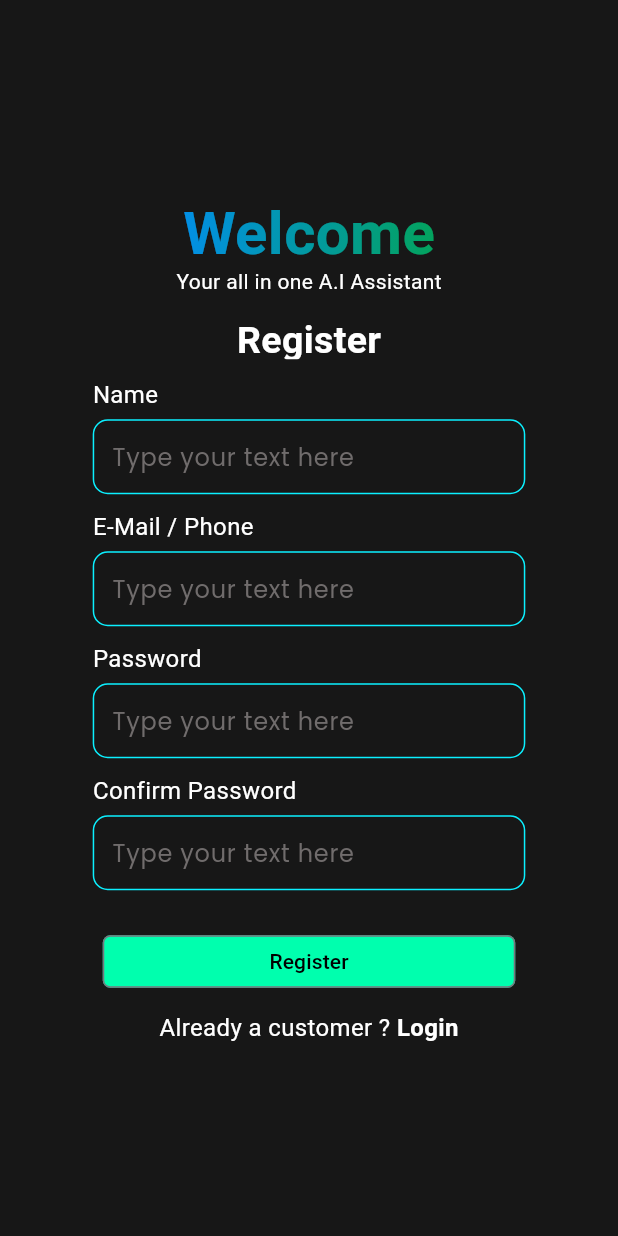
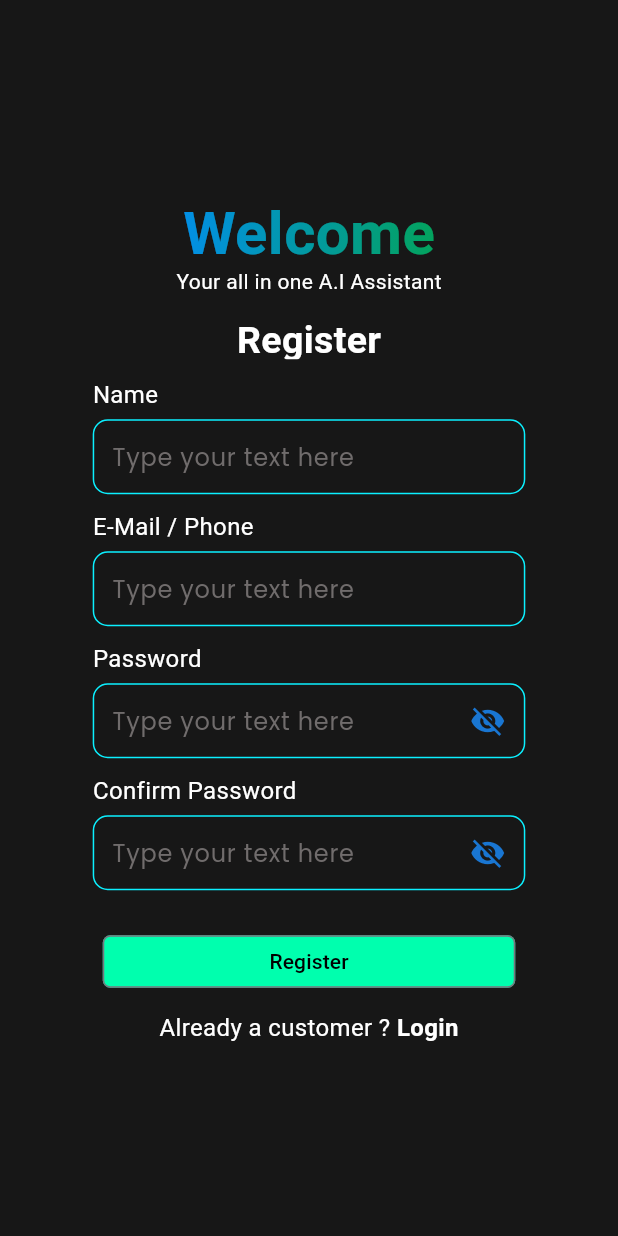
Before and after one commit to shivam1raj5/AI_Based_Assignment_Application_Flutter, a Flutter app: the screen it shows after launch, after a tap on "Get Started", after a tap on "Signup", on a phone screen of 412 x 824 dp. Run offline on Flutter 3.47's test engine with Material 2 defaults, Android fonts, the phone set to English and light mode, and no system bars; our stand-ins replace animated_text_kit, firebase_auth, firebase_core, flutter_markdown, font_awesome_flutter; missing offline and left inert: dart_openai; accounts and stored records are empty.

Commit message:
Password hide feature added

```diff
--- a/lib/signin.dart
+++ b/lib/signin.dart
@@ -16,6 +16,7 @@ class Signin extends StatefulWidget {
 class _SigninState extends State<Signin> {
   TextEditingController emailController = TextEditingController();
   TextEditingController passwordController = TextEditingController();
+  bool _passwordVisible = false;
 
   @override
   Widget build(BuildContext context) {
@@ -73,7 +74,7 @@ class _SigninState extends State<Signin> {
                       ),
                     ),
                   ),
-                  buildTextField(
+                  buildTextField1(
                       "E-Mail / Phone", screenWidth, emailController),
                   buildTextField2("Password", screenWidth, passwordController),
                   Row(
@@ -105,7 +106,7 @@ class _SigninState extends State<Signin> {
     );
   }
 
-  Widget buildTextField(
+  Widget buildTextField1(
       String label, double screenWidth, TextEditingController controller) {
     return Column(
       crossAxisAlignment: CrossAxisAlignment.start,
@@ -175,21 +176,31 @@ class _SigninState extends State<Signin> {
             ),
             borderRadius: BorderRadius.circular(10.0),
           ),
-          child: TextField(
+          child: TextFormField(
             controller: controller,
+            keyboardType: TextInputType.text,
+            obscureText: !_passwordVisible,
             onChanged: (value) {
               setState(() {});
             },
-            maxLines: null,
-            expands: true,
-            keyboardType: TextInputType.multiline,
-            decoration: const InputDecoration(
+            decoration: InputDecoration(
               hintText: 'Type your text here',
-              hintStyle: TextStyle(
+              hintStyle: const TextStyle(
                 color: Color.fromRGBO(112, 108, 108, 39),
                 fontFamily: 'Poppins',
               ),
-              contentPadding: EdgeInsets.all(12.0),
+              suffixIcon: IconButton(
+                icon: Icon(
+                  _passwordVisible ? Icons.visibility : Icons.visibility_off,
+                  color: Theme.of(context).primaryColorDark,
+                ),
+                onPressed: () {
+                  setState(() {
+                    _passwordVisible = !_passwordVisible;
+                  });
+                },
+              ),
+              contentPadding: const EdgeInsets.all(12.0),
               enabledBorder: InputBorder.none,
               focusedBorder: InputBorder.none,
             ),
--- a/lib/signup.dart
+++ b/lib/signup.dart
@@ -16,7 +16,7 @@ class _SignupState extends State<Signup> {
   TextEditingController emailController = TextEditingController();
   TextEditingController passwordController = TextEditingController();
   TextEditingController confirmpasswordController = TextEditingController();
-
+  bool _passwordVisible = false;
   @override
   Widget build(BuildContext context) {
     return SafeArea(
@@ -79,12 +79,12 @@ class _SignupState extends State<Signup> {
                           ),
                         ),
                       ),
-                      buildTextField("Name", screenWidth, nameController),
-                      buildTextField(
+                      buildTextField1("Name", screenWidth, nameController),
+                      buildTextField1(
                           "E-Mail / Phone", screenWidth, emailController),
-                      buildTextField(
+                      buildTextField2(
                           "Password", screenWidth, passwordController),
-                      buildTextField("Confirm Password", screenWidth,
+                      buildTextField2("Confirm Password", screenWidth,
                           confirmpasswordController),
                       Column(
                         mainAxisAlignment: MainAxisAlignment.center,
@@ -133,7 +133,7 @@ class _SignupState extends State<Signup> {
     );
   }
 
-  Widget buildTextField(
+  Widget buildTextField1(
       String label, double screenWidth, TextEditingController controller) {
     return Column(
       crossAxisAlignment: CrossAxisAlignment.start,
@@ -170,6 +170,64 @@ class _SignupState extends State<Signup> {
                 fontFamily: 'Poppins',
               ),
               contentPadding: EdgeInsets.all(12.0),
+              enabledBorder: InputBorder.none,
+              focusedBorder: InputBorder.none,
+            ),
+            style: const TextStyle(color: Colors.white),
+            cursorColor: Colors.white,
+          ),
+        ),
+      ],
+    );
+  }
+
+  Widget buildTextField2(
+      String label, double screenWidth, TextEditingController controller) {
+    return Column(
+      crossAxisAlignment: CrossAxisAlignment.start,
+      children: [
+        Text(
+          label,
+          style: const TextStyle(
+            color: Colors.white,
+            fontSize: 16.0,
+          ),
+        ),
+        Container(
+          margin: const EdgeInsets.only(top: 5.0, bottom: 10),
+          width: screenWidth * 0.7,
+          height: 50,
+          decoration: BoxDecoration(
+            border: Border.all(
+              color: const Color.fromRGBO(11, 240, 255, 1),
+            ),
+            borderRadius: BorderRadius.circular(10.0),
+          ),
+          child: TextFormField(
+            controller: controller,
+            keyboardType: TextInputType.text,
+            obscureText: !_passwordVisible,
+            onChanged: (value) {
+              setState(() {});
+            },
+            decoration: InputDecoration(
+              hintText: 'Type your text here',
+              hintStyle: const TextStyle(
+                color: Color.fromRGBO(112, 108, 108, 39),
+                fontFamily: 'Poppins',
+              ),
+              suffixIcon: IconButton(
+                icon: Icon(
+                  _passwordVisible ? Icons.visibility : Icons.visibility_off,
+                  color: Theme.of(context).primaryColorDark,
+                ),
+                onPressed: () {
+                  setState(() {
+                    _passwordVisible = !_passwordVisible;
+                  });
+                },
+              ),
+              contentPadding: const EdgeInsets.all(12.0),
               enabledBorder: InputBorder.none,
               focusedBorder: InputBorder.none,
             ),
```
